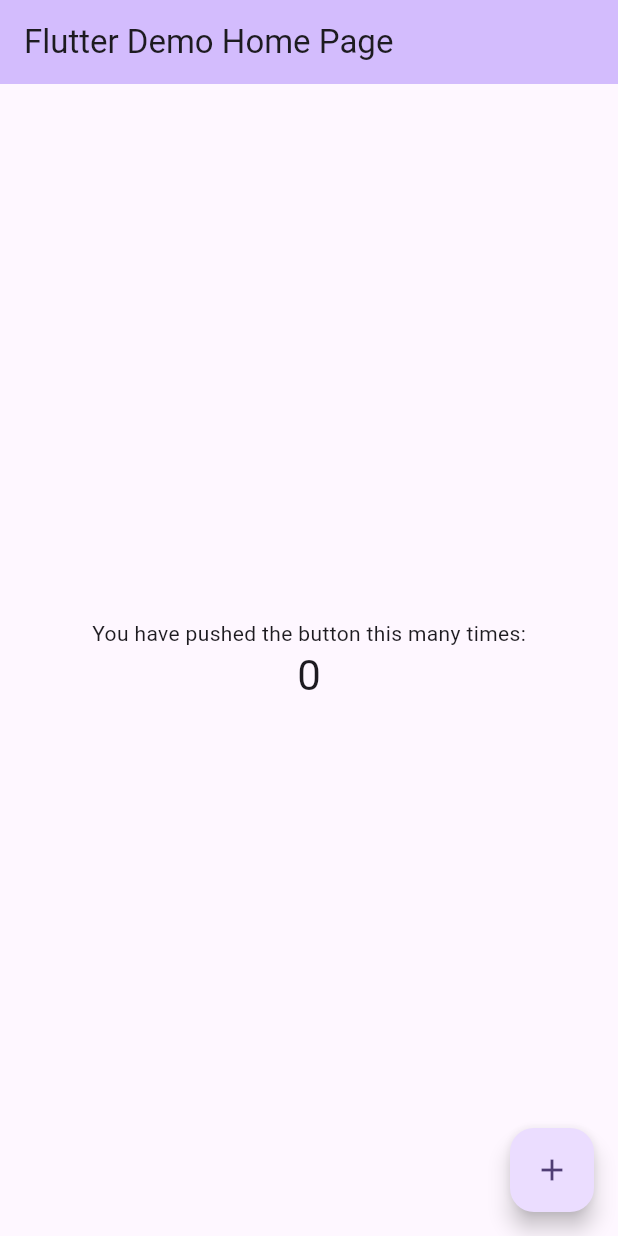
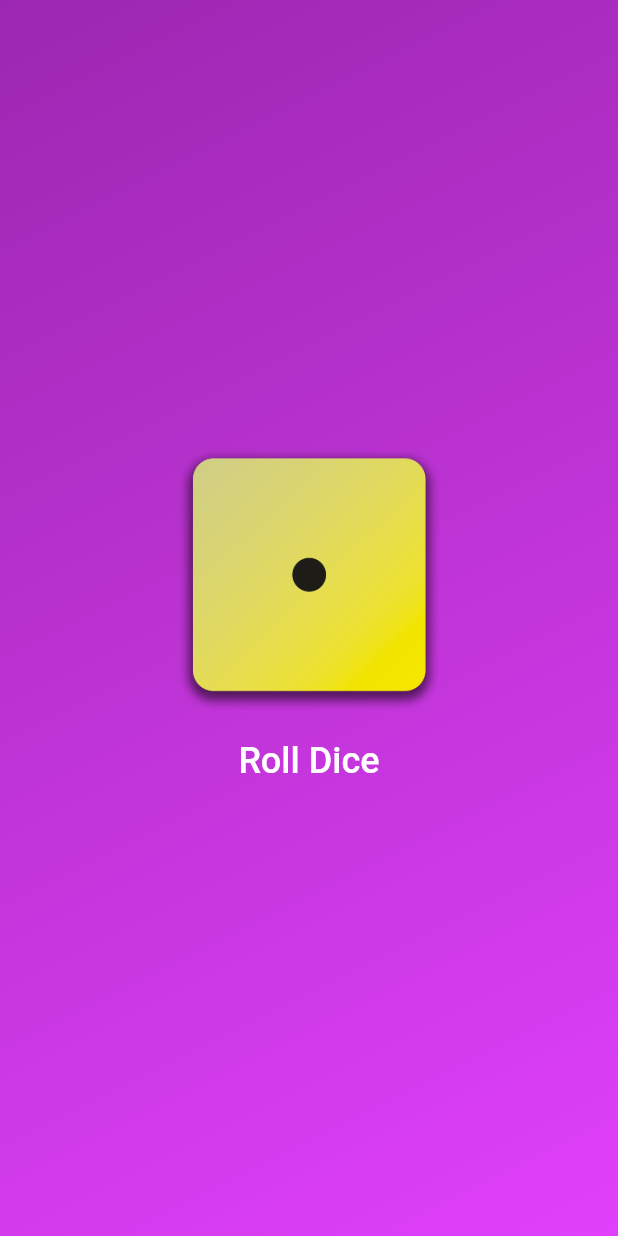
Before and after one commit to huurray/flutter-study, a Flutter app: the screen it shows after launch, on a phone screen of 412 x 824 dp. Run offline on Flutter 3.47's test engine with Material 2 defaults, Android fonts, the phone set to English and light mode, and no system bars; our stand-ins replace shared_preferences.

Commit message:
feat: 주사위 앱 추가

```diff
--- /dev/null
+++ b/dice_app/lib/dice_roller.dart
@@ -0,0 +1,50 @@
+import 'dart:math';
+
+import 'package:flutter/material.dart';
+
+class DiceRoller extends StatefulWidget {
+  const DiceRoller({super.key});
+
+  @override
+  State<DiceRoller> createState() => _DiceRollerState();
+}
+
+class _DiceRollerState extends State<DiceRoller> {
+  var activeDiceImage = '1';
+
+  void _rollDice() {
+    var random = Random().nextInt(6) + 1;
+    setState(() {
+      activeDiceImage = '$random';
+    });
+  }
+
+  @override
+  Widget build(BuildContext context) {
+    return Column(
+      mainAxisSize: MainAxisSize.min,
+      children: [
+        Image.asset(
+          'assets/images/dice-$activeDiceImage.png',
+          width: 180,
+        ),
+        const SizedBox(
+          height: 10,
+        ),
+        TextButton(
+          onPressed: _rollDice,
+          style: TextButton.styleFrom(
+            foregroundColor: Colors.white,
+            textStyle: const TextStyle(
+              fontSize: 24,
+              fontWeight: FontWeight.w500,
+            ),
+          ),
+          child: const Text(
+            'Roll Dice',
+          ),
+        )
+      ],
+    );
+  }
+}
--- /dev/null
+++ b/dice_app/lib/gradient_container.dart
@@ -0,0 +1,25 @@
+import 'package:flutter/material.dart';
+
+import 'package:dice_app/dice_roller.dart';
+
+class GradientContainer extends StatelessWidget {
+  const GradientContainer(this.colors, {super.key});
+
+  final List<Color> colors;
+
+  @override
+  Widget build(BuildContext context) {
+    return Container(
+      decoration: BoxDecoration(
+        gradient: LinearGradient(
+          colors: colors,
+          begin: Alignment.topLeft,
+          end: Alignment.bottomRight,
+        ),
+      ),
+      child: const Center(
+        child: DiceRoller(),
+      ),
+    );
+  }
+}
--- a/dice_app/lib/main.dart
+++ b/dice_app/lib/main.dart
@@ -1,125 +1,15 @@
 import 'package:flutter/material.dart';
 
+import 'package:dice_app/gradient_container.dart';
+
 void main() {
-  runApp(const MyApp());
-}
-
-class MyApp extends StatelessWidget {
-  const MyApp({super.key});
-
-  // This widget is the root of your application.
-  @override
-  Widget build(BuildContext context) {
-    return MaterialApp(
-      title: 'Flutter Demo',
-      theme: ThemeData(
-        // This is the theme of your application.
-        //
-        // TRY THIS: Try running your application with "flutter run". You'll see
-        // the application has a blue toolbar. Then, without quitting the app,
-        // try changing the seedColor in the colorScheme below to Colors.green
-        // and then invoke "hot reload" (save your changes or press the "hot
-        // reload" button in a Flutter-supported IDE, or press "r" if you used
-        // the command line to start the app).
-        //
-        // Notice that the counter didn't reset back to zero; the application
-        // state is not lost during the reload. To reset the state, use hot
-        // restart instead.
-        //
-        // This works for code too, not just values: Most code changes can be
-        // tested with just a hot reload.
-        colorScheme: ColorScheme.fromSeed(seedColor: Colors.deepPurple),
-        useMaterial3: true,
-      ),
-      home: const MyHomePage(title: 'Flutter Demo Home Page'),
-    );
-  }
-}
-
-class MyHomePage extends StatefulWidget {
-  const MyHomePage({super.key, required this.title});
-
-  // This widget is the home page of your application. It is stateful, meaning
-  // that it has a State object (defined below) that contains fields that affect
-  // how it looks.
-
-  // This class is the configuration for the state. It holds the values (in this
-  // case the title) provided by the parent (in this case the App widget) and
-  // used by the build method of the State. Fields in a Widget subclass are
-  // always marked "final".
-
-  final String title;
-
-  @override
-  State<MyHomePage> createState() => _MyHomePageState();
-}
-
-class _MyHomePageState extends State<MyHomePage> {
-  int _counter = 0;
-
-  void _incrementCounter() {
-    setState(() {
-      // This call to setState tells the Flutter framework that something has
-      // changed in this State, which causes it to rerun the build method below
-      // so that the display can reflect the updated values. If we changed
-      // _counter without calling setState(), then the build method would not be
-      // called again, and so nothing would appear to happen.
-      _counter++;
-    });
-  }
-
-  @override
-  Widget build(BuildContext context) {
-    // This method is rerun every time setState is called, for instance as done
-    // by the _incrementCounter method above.
-    //
-    // The Flutter framework has been optimized to make rerunning build methods
-    // fast, so that you can just rebuild anything that needs updating rather
-    // than having to individually change instances of widgets.
-    return Scaffold(
-      appBar: AppBar(
-        // TRY THIS: Try changing the color here to a specific color (to
-        // Colors.amber, perhaps?) and trigger a hot reload to see the AppBar
-        // change color while the other colors stay the same.
-        backgroundColor: Theme.of(context).colorScheme.inversePrimary,
-        // Here we take the value from the MyHomePage object that was created by
-        // the App.build method, and use it to set our appbar title.
-        title: Text(widget.title),
-      ),
-      body: Center(
-        // Center is a layout widget. It takes a single child and positions it
-        // in the middle of the parent.
-        child: Column(
-          // Column is also a layout widget. It takes a list of children and
-          // arranges them vertically. By default, it sizes itself to fit its
-          // children horizontally, and tries to be as tall as its parent.
-          //
-          // Column has various properties to control how it sizes itself and
-          // how it positions its children. Here we use mainAxisAlignment to
-          // center the children vertically; the main axis here is the vertical
-          // axis because Columns are vertical (the cross axis would be
-          // horizontal).
-          //
-          // TRY THIS: Invoke "debug painting" (choose the "Toggle Debug Paint"
-          // action in the IDE, or press "p" in the console), to see the
-          // wireframe for each widget.
-          mainAxisAlignment: MainAxisAlignment.center,
-          children: <Widget>[
-            const Text(
-              'You have pushed the button this many times:',
-            ),
-            Text(
-              '$_counter',
-              style: Theme.of(context).textTheme.headlineMedium,
-            ),
-          ],
+  runApp(
+    const MaterialApp(
+      home: Scaffold(
+        body: GradientContainer(
+          [Colors.purple, Colors.purpleAccent],
         ),
       ),
-      floatingActionButton: FloatingActionButton(
-        onPressed: _incrementCounter,
-        tooltip: 'Increment',
-        child: const Icon(Icons.add),
-      ), // This trailing comma makes auto-formatting nicer for build methods.
-    );
-  }
+    ),
+  );
 }
```
Also changed, not shown: dice_app/pubspec.yaml (+4 -7 lines), assets/1.png (renamed from readme_assets/1.png), assets/2.png (renamed from readme_assets/2.png), assets/3.png (renamed from readme_assets/3.png), assets/4.png (added), dice_app/assets/images/dice-1.png (added), dice_app/assets/images/dice-2.png (added), dice_app/assets/images/dice-3.png (added), dice_app/assets/images/dice-4.png (added), dice_app/assets/images/dice-5.png (added), dice_app/assets/images/dice-6.png (added), 1 other file.
